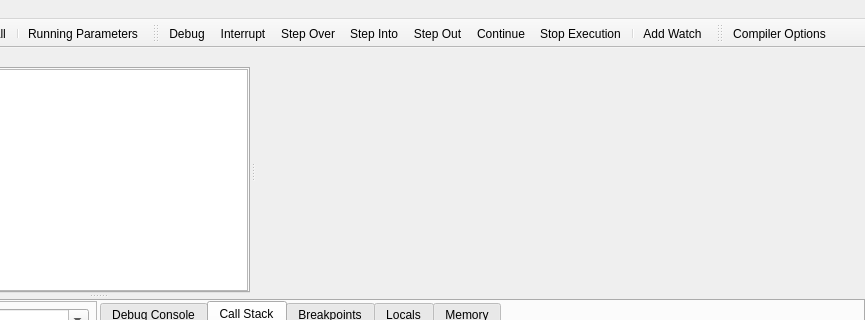
First picture: the form in RedPandaIDE/mainwindow.ui, repository royqh1979/RedPanda-CPP, before the edit; both pictures show x 670 to 1535 and y 0 to 320 of the 1535 by 619 pixel window.
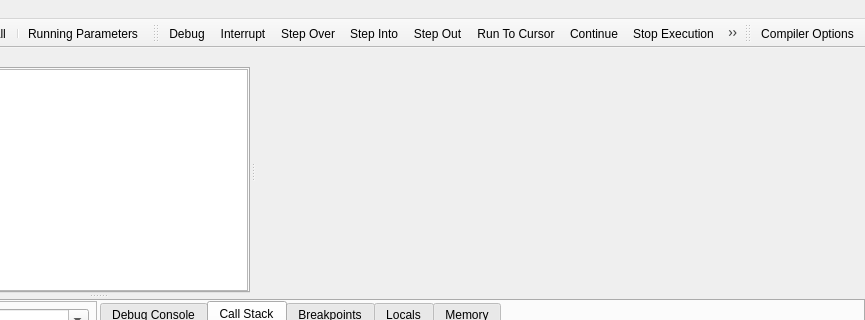
Second picture: the form after the edit. Icons and pictures are not drawn. Custom widgets are drawn as their Qt base class.

What changed in the file:
```diff
--- a/RedPandaIDE/mainwindow.ui
+++ b/RedPandaIDE/mainwindow.ui
@@ -439,6 +439,7 @@
    <addaction name="actionStep_Over"/>
    <addaction name="actionStep_Into"/>
    <addaction name="actionStep_Out"/>
+   <addaction name="actionRun_To_Cursor"/>
    <addaction name="actionContinue"/>
    <addaction name="actionStop_Execution"/>
    <addaction name="separator"/>
```
Left out of the diff: 4 changed lines with no effect on the pictures.
